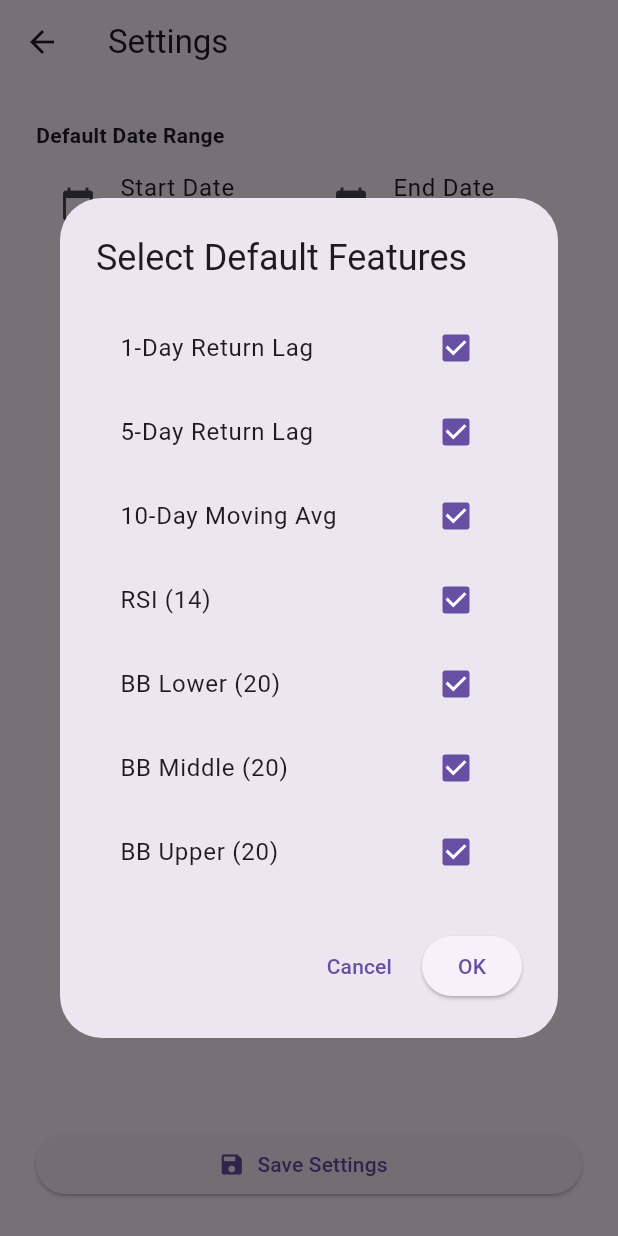
After one commit to Sanidhya49/GiltGenius, a Flutter app: the SettingsPage screen opened by its route, after a tap on "Edit", on a phone screen of 412 x 824 dp. The commit adds this screen. Run offline on Flutter 3.47's test engine with Material 3 defaults, Android fonts, the phone set to English and light mode, and no system bars; our stand-ins replace fl_chart, share_plus, shared_preferences; accounts and stored records are empty.

Commit message:
Setting features added

```diff
--- a/stock_return_estimator_app/lib/local_storage.dart
+++ b/stock_return_estimator_app/lib/local_storage.dart
@@ -3,6 +3,7 @@ import 'package:shared_preferences/shared_preferences.dart';
 
 class LocalStorage {
   static const String favoritesKey = 'favorites';
+  static const String settingsKey = 'user_settings';
 
   static Future<List<Map<String, dynamic>>> loadFavorites() async {
     final prefs = await SharedPreferences.getInstance();
@@ -32,4 +33,16 @@ class LocalStorage {
     final prefs = await SharedPreferences.getInstance();
     await prefs.remove(favoritesKey);
   }
+
+  static Future<Map<String, dynamic>> loadSettings() async {
+    final prefs = await SharedPreferences.getInstance();
+    final jsonString = prefs.getString(settingsKey);
+    if (jsonString == null) return {};
+    return Map<String, dynamic>.from(jsonDecode(jsonString));
+  }
+
+  static Future<void> saveSettings(Map<String, dynamic> settings) async {
+    final prefs = await SharedPreferences.getInstance();
+    await prefs.setString(settingsKey, jsonEncode(settings));
+  }
 }
--- a/stock_return_estimator_app/lib/main.dart
+++ b/stock_return_estimator_app/lib/main.dart
@@ -1,6 +1,7 @@
 import 'package:flutter/material.dart';
 import 'pages/home_page.dart';
 import 'pages/result_page.dart';
+import 'pages/settings_page.dart';
 
 void main() {
   runApp(const MyApp());
@@ -18,6 +19,7 @@ class MyApp extends StatelessWidget {
       routes: {
         '/': (context) => const HomePage(),
         '/result': (context) => const ResultPage(),
+        '/settings': (context) => const SettingsPage(),
       },
     );
   }
--- a/stock_return_estimator_app/lib/pages/home_page.dart
+++ b/stock_return_estimator_app/lib/pages/home_page.dart
@@ -133,7 +133,16 @@ class _HomePageState extends State<HomePage> {
   @override
   Widget build(BuildContext context) {
     return Scaffold(
-      appBar: AppBar(title: const Text("📈 Stock Return Estimator")),
+      appBar: AppBar(
+        title: const Text("📈 Stock Return Estimator"),
+        actions: [
+          IconButton(
+            icon: const Icon(Icons.settings),
+            tooltip: 'Settings',
+            onPressed: () => Navigator.pushNamed(context, '/settings'),
+          ),
+        ],
+      ),
       body: Center(
         child: SingleChildScrollView(
           child: Column(
--- /dev/null
+++ b/stock_return_estimator_app/lib/pages/settings_page.dart
@@ -0,0 +1,183 @@
+import 'package:flutter/material.dart';
+import 'package:intl/intl.dart';
+import '../constants.dart';
+import '../local_storage.dart';
+
+class SettingsPage extends StatefulWidget {
+  const SettingsPage({super.key});
+  @override
+  State<SettingsPage> createState() => _SettingsPageState();
+}
+
+class _SettingsPageState extends State<SettingsPage> {
+  late List<String> defaultFeatures;
+  late DateTime defaultStartDate;
+  late DateTime defaultEndDate;
+  bool isLoading = true;
+
+  @override
+  void initState() {
+    super.initState();
+    _loadSettings();
+  }
+
+  Future<void> _loadSettings() async {
+    final prefs = await LocalStorage.loadSettings();
+    setState(() {
+      defaultFeatures = List<String>.from(
+        prefs['defaultFeatures'] ?? allFeatures,
+      );
+      defaultStartDate =
+          DateTime.tryParse(prefs['defaultStartDate'] ?? '') ??
+          DateTime(2022, 1, 1);
+      defaultEndDate =
+          DateTime.tryParse(prefs['defaultEndDate'] ?? '') ??
+          DateTime(2024, 1, 1);
+      isLoading = false;
+    });
+  }
+
+  Future<void> _saveSettings() async {
+    await LocalStorage.saveSettings({
+      'defaultFeatures': defaultFeatures,
+      'defaultStartDate': defaultStartDate.toIso8601String(),
+      'defaultEndDate': defaultEndDate.toIso8601String(),
+    });
+    ScaffoldMessenger.of(
+      context,
+    ).showSnackBar(const SnackBar(content: Text('Settings saved!')));
+  }
+
+  void showFeatureSelector() async {
+    final result = await showDialog<List<String>>(
+      context: context,
+      builder: (context) {
+        List<String> tempSelected = List.from(defaultFeatures);
+        return AlertDialog(
+          title: const Text('Select Default Features'),
+          content: SizedBox(
+            width: 300,
+            child: ListView(
+              shrinkWrap: true,
+              children: allFeatures.map((f) {
+                return CheckboxListTile(
+                  value: tempSelected.contains(f),
+                  title: Text(featureLabels[f] ?? f),
+                  onChanged: (val) {
+                    setState(() {
+                      if (val == true) {
+                        tempSelected.add(f);
+                      } else {
+                        tempSelected.remove(f);
+                      }
+                    });
+                  },
+                );
+              }).toList(),
+            ),
+          ),
+          actions: [
+            TextButton(
+              onPressed: () => Navigator.pop(context, defaultFeatures),
+              child: const Text('Cancel'),
+            ),
+            ElevatedButton(
+              onPressed: () => Navigator.pop(context, tempSelected),
+              child: const Text('OK'),
+            ),
+          ],
+        );
+      },
+    );
+    if (result != null && result.isNotEmpty) {
+      setState(() => defaultFeatures = result);
+    }
+  }
+
+  @override
+  Widget build(BuildContext context) {
+    return Scaffold(
+      appBar: AppBar(title: const Text('Settings')),
+      body: isLoading
+          ? const Center(child: CircularProgressIndicator())
+          : Padding(
+              padding: const EdgeInsets.all(24),
+              child: Column(
+                crossAxisAlignment: CrossAxisAlignment.start,
+                children: [
+                  const Text(
+                    'Default Date Range',
+                    style: TextStyle(fontWeight: FontWeight.bold),
+                  ),
+                  Row(
+                    children: [
+                      Expanded(
+                        child: ListTile(
+                          title: const Text('Start Date'),
+                          subtitle: Text(
+                            DateFormat('yyyy-MM-dd').format(defaultStartDate),
+                          ),
+                          leading: const Icon(Icons.calendar_today),
+                          onTap: () async {
+                            final picked = await showDatePicker(
+                              context: context,
+                              initialDate: defaultStartDate,
+                              firstDate: DateTime(2000),
+                              lastDate: DateTime.now(),
+                            );
+                            if (picked != null)
+                              setState(() => defaultStartDate = picked);
+                          },
+                        ),
+                      ),
+                      Expanded(
+                        child: ListTile(
+                          title: const Text('End Date'),
+                          subtitle: Text(
+                            DateFormat('yyyy-MM-dd').format(defaultEndDate),
+                          ),
+                          leading: const Icon(Icons.calendar_today),
+                          onTap: () async {
+                            final picked = await showDatePicker(
+                              context: context,
+                              initialDate: defaultEndDate,
+                              firstDate: DateTime(2000),
+                              lastDate: DateTime.now(),
+                            );
+                            if (picked != null)
+                              setState(() => defaultEndDate = picked);
+                          },
+                        ),
+                      ),
+                    ],
+                  ),
+                  const SizedBox(height: 24),
+                  ListTile(
+                    title: const Text('Default Features'),
+                    subtitle: Text(
+                      defaultFeatures
+                          .map((f) => featureLabels[f] ?? f)
+                          .join(', '),
+                    ),
+                    leading: const Icon(Icons.settings),
+                    trailing: ElevatedButton.icon(
+                      icon: const Icon(Icons.edit),
+                      label: const Text('Edit'),
+                      onPressed: showFeatureSelector,
+                    ),
+                  ),
+                  const Spacer(),
+                  SizedBox(
+                    width: double.infinity,
+                    child: ElevatedButton.icon(
+                      icon: const Icon(Icons.save),
+                      label: const Text('Save Settings'),
+                      onPressed: _saveSettings,
+                    ),
+                  ),
+                ],
+              ),
+            ),
+    );
+  }
+}
```
